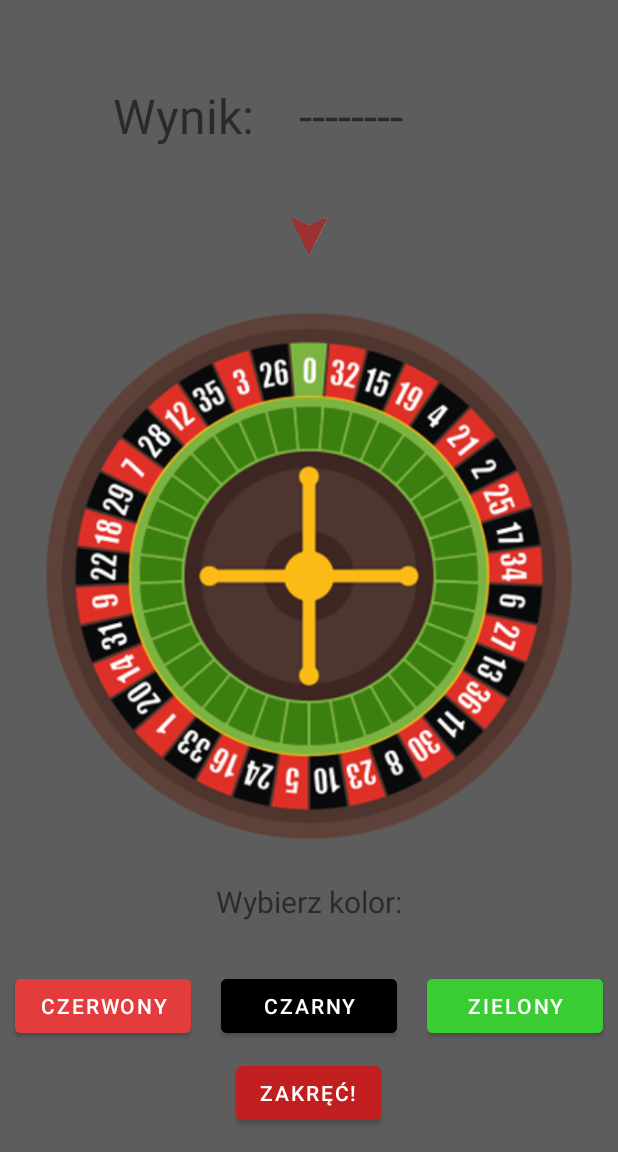
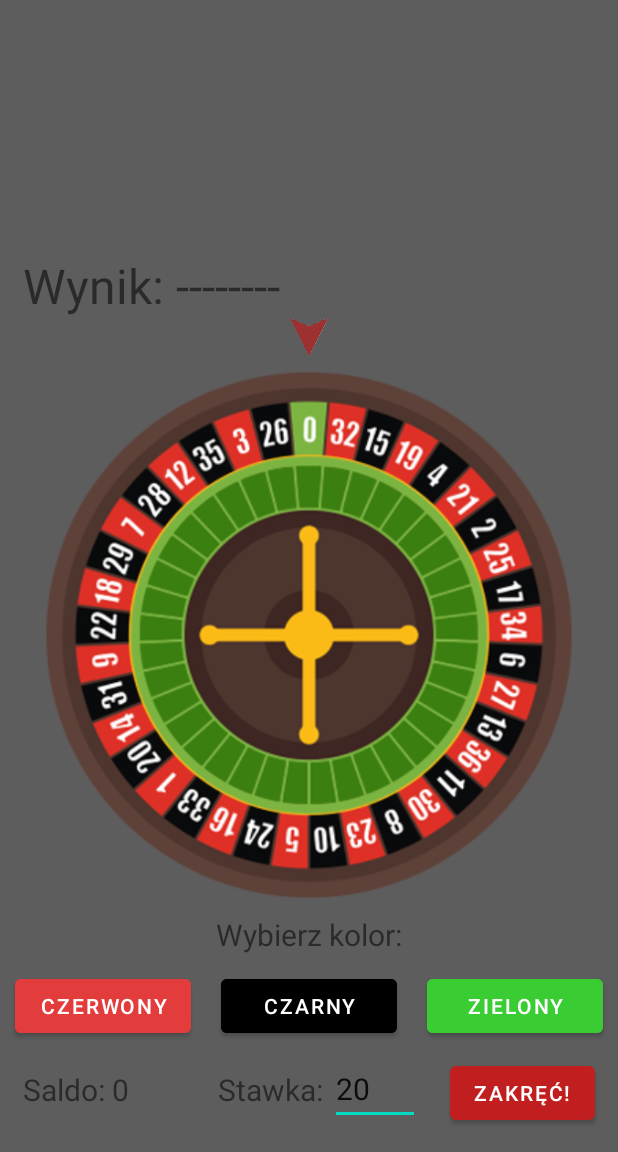
Before and after one commit to Michali0/cashino, an Android app: the RouletteFragment screen opened directly, with no data from a screen before it, on a phone screen of 412 x 824 dp, the part 84-1236 px from its top. Run offline under Robolectric (Android 15) with nearby library versions, the phone set to English and light mode, and no system bars; our stand-ins replace Firebase (no records; nobody signed in at launch, a user with empty details on screens opened directly); 1 statement that could not run was skipped.

Commit message:
Dodane saldo i stawka do ruletki, zmiany strukturalne ruletki oraz naprawiony crash podczas logowania

```diff
--- a/app/src/main/java/pl/wincenciuk/cashino/MainActivity.kt
+++ b/app/src/main/java/pl/wincenciuk/cashino/MainActivity.kt
@@ -33,13 +33,14 @@ class MainActivity : AppCompatActivity() {
         binding.btnLogin.setOnClickListener {
             val email = findViewById<EditText>(R.id.loginEt).text.toString()
             val pass = findViewById<EditText>(R.id.textPasswordEt).text.toString()
+            if (email != "" && pass != "") {
                 auth.signInWithEmailAndPassword(email, pass)
                     .addOnCompleteListener(this) { task ->
                         if (task.isSuccessful) {
                             Log.d(TAG, "signInWithEmail:success")
                             val user = auth.currentUser
                             findViewById<EditText>(R.id.textPasswordEt).text.clear()
-                        val intent = Intent (this@MainActivity, HomeActivity::class.java)
+                            val intent = Intent(this@MainActivity, HomeActivity::class.java)
                             startActivity(intent)
                         } else {
                             Log.w(TAG, "signInWithEmail:failure", task.exception)
@@ -51,7 +52,13 @@ class MainActivity : AppCompatActivity() {
                             findViewById<EditText>(R.id.textPasswordEt).text.clear()
                         }
                     }
-
+            } else {
+                Toast.makeText(
+                    baseContext,
+                    "Puste pole logowania",
+                    Toast.LENGTH_SHORT,
+                ).show()
             }
         }
     }
+}
--- a/app/src/main/java/pl/wincenciuk/cashino/RouletteFragment.kt
+++ b/app/src/main/java/pl/wincenciuk/cashino/RouletteFragment.kt
@@ -10,9 +10,13 @@ import android.view.animation.Animation
 import android.view.animation.DecelerateInterpolator
 import android.view.animation.RotateAnimation
 import android.widget.Button
+import android.widget.EditText
 import android.widget.ImageView
 import android.widget.TextView
 import android.widget.Toast
+import com.google.firebase.auth.ktx.auth
+import com.google.firebase.database.*
+import com.google.firebase.ktx.Firebase
 import java.util.*
 
 
@@ -30,12 +34,15 @@ class RouletteFragment : Fragment() {
     private val RANDOM = Random()
     private var degree = 0
     private var degreeOld = 0
+    private var saldo = 0
 
     private val HALF_SECTOR = 360f / 37f / 2f
 
     private lateinit var spinBtn: Button
     private lateinit var resultTv: TextView
+    private lateinit var saldoT: TextView
     private lateinit var wheel: ImageView
+    private lateinit var stawka: EditText
 
     private var selectedColor: String? = null
 
@@ -47,6 +54,8 @@ class RouletteFragment : Fragment() {
         val redBtn: Button = view.findViewById(R.id.btnRed)
         val greenBtn: Button = view.findViewById(R.id.btnGreen)
 
+        readSaldo()
+
         blackBtn.setOnClickListener { selectColor("BLACK") }
         redBtn.setOnClickListener { selectColor("RED") }
         greenBtn.setOnClickListener { selectColor("GREEN") }
@@ -54,6 +63,8 @@ class RouletteFragment : Fragment() {
         spinBtn = view.findViewById(R.id.spinBtn2)
         resultTv = view.findViewById(R.id.resultTv2)
         wheel = view.findViewById(R.id.wheel2)
+        saldoT = view.findViewById(R.id.saldoText)
+        stawka = view.findViewById(R.id.stawkaText)
 
         spinBtn.setOnClickListener { spin(it) }
 
@@ -66,6 +77,12 @@ class RouletteFragment : Fragment() {
     }
 
     private fun spin(v: View) {
+        val stawkaA = stawka.text.toString().toInt()
+        readSaldo()
+        if (stawkaA > saldo || stawkaA < 1) {
+            Toast.makeText(requireContext(), "Niepoprawna stawka", Toast.LENGTH_SHORT).show()
+            return
+        }
         if (selectedColor.isNullOrEmpty()) {
             Toast.makeText(requireContext(), "Proszę najpierw wybrać kolor", Toast.LENGTH_SHORT).show()
             return
@@ -93,9 +110,16 @@ class RouletteFragment : Fragment() {
 
                 if (selectedColor.equals(resultTv.text.toString().split(" ")[0], ignoreCase = true)) {
                     Toast.makeText(requireContext(), "Wygrałeś!", Toast.LENGTH_SHORT).show()
+                    if (resultTv.text.toString().split(" ")[0] == "GREEN") {
+                        writeSaldo(5*stawkaA)
+                    } else {
+                        writeSaldo(2*stawkaA)
+                    }
                 } else {
                     Toast.makeText(requireContext(), "Przegrałeś, spróbuj jeszcze raz!", Toast.LENGTH_SHORT).show()
+                    writeSaldo(-stawkaA)
                 }
+                readSaldo()
             }
 
             override fun onAnimationRepeat(animation: Animation) {}
@@ -121,4 +145,34 @@ class RouletteFragment : Fragment() {
 
         return text
     }
+
+    fun readSaldo() {
+        val database = FirebaseDatabase.getInstance("https://cashino-rrww-default-rtdb.europe-west1.firebasedatabase.app")
+        val user = Firebase.auth.currentUser
+        val ref = user?.let { database.getReference(it.uid) }
+
+        if (ref != null) {
+            ref.addValueEventListener(object : ValueEventListener {
+                override fun onDataChange(snapshot: DataSnapshot) {
+                    saldo = snapshot.getValue(Int::class.java)!!
+                    saldoT.text = saldo.toString()
+                }
+
+                override fun onCancelled(error: DatabaseError) {
+                    Toast.makeText(
+                        requireContext(),
+                        "Błąd odczytu z bazy",
+                        Toast.LENGTH_SHORT,
+                    ).show()
+                }
+            })
+        }
+    }
+
+    fun writeSaldo(stawka: Int) {
+        val database =
+            FirebaseDatabase.getInstance("https://cashino-rrww-default-rtdb.europe-west1.firebasedatabase.app")
+        val user = Firebase.auth.currentUser
+        user?.let { database.getReference(it.uid) }?.setValue(saldo + stawka)
+    }
 }
--- a/app/src/main/res/layout/fragment_roulette.xml
+++ b/app/src/main/res/layout/fragment_roulette.xml
@@ -11,60 +11,98 @@
         android:layout_width="wrap_content"
         android:layout_height="wrap_content"
         android:layout_alignParentBottom="true"
-        android:layout_centerHorizontal="true"
+        android:layout_alignParentRight="true"
         android:text="@string/btnText"
-        android:layout_marginBottom="15dp"/>
-
-    <LinearLayout
-        android:layout_width="wrap_content"
-        android:layout_height="wrap_content">
+        android:layout_marginBottom="15dp"
+        android:layout_marginRight="15dp"/>
 
         <TextView
+            android:id="@+id/wynikW"
             android:layout_width="wrap_content"
             android:layout_height="wrap_content"
-            android:text="Wynik:"
+            android:text="Wynik: "
             android:textSize="32sp"
-            android:layout_marginLeft="75dp"
-            android:layout_marginTop="55dp"/>
+            android:layout_marginLeft="15dp"
+            android:layout_above="@+id/pointerSpin"/>
         <TextView
         android:id="@+id/resultTv2"
         android:layout_width="wrap_content"
         android:layout_height="wrap_content"
-        android:layout_marginTop="55dp"
-        android:layout_marginLeft="30dp"
+        android:layout_toEndOf="@+id/wynikW"
+        android:layout_above="@+id/pointerSpin"
         android:textSize="32sp"
         android:text="--------"/>
-    </LinearLayout>
 
 
     <ImageView
         android:id="@+id/wheel2"
         android:layout_width="wrap_content"
-        android:layout_height="match_parent"
+        android:layout_height="wrap_content"
         android:layout_centerInParent="true"
         android:layout_marginLeft="20dp"
         android:layout_marginRight="20dp"
         android:adjustViewBounds="true"
         android:scaleType="centerInside"
+        android:layout_above="@id/wybKolor"
         android:src="@drawable/roulette_wheel" />
 
     <ImageView
+        android:id="@+id/pointerSpin"
         android:layout_width="25dp"
         android:layout_height="25dp"
         android:layout_centerHorizontal="true"
         android:layout_above="@id/wheel2"
-        android:layout_marginBottom="-170dp"
         android:src="@drawable/roulette_pointer4"/>
-
     <TextView
+        android:id="@+id/saldoS"
+        android:layout_width="wrap_content"
+        android:layout_height="wrap_content"
+        android:text="Saldo: "
+        android:textSize="20sp"
+        android:layout_marginBottom="28dp"
+        android:layout_marginLeft="15dp"
+        android:layout_alignParentBottom="true"
+        android:layout_alignParentLeft="true"/>
+    <TextView
+        android:id="@+id/saldoText"
+        android:layout_width="wrap_content"
+        android:layout_height="wrap_content"
+        android:layout_toEndOf="@+id/saldoS"
+        android:layout_alignParentBottom="true"
+        android:layout_marginBottom="28dp"
+        android:layout_marginRight="20dp"
+        android:textSize="20sp"
+        android:text="----------"/>
+    <TextView
+        android:id="@+id/stawkaS"
+        android:layout_width="wrap_content"
+        android:layout_height="wrap_content"
+        android:text="Stawka: "
+        android:textSize="20sp"
+        android:layout_toStartOf="@id/stawkaText"
+        android:layout_marginBottom="28dp"
+        android:layout_alignParentBottom="true"/>
+    <EditText
+        android:id="@+id/stawkaText"
+        android:inputType="number"
+        android:layout_width="60dp"
+        android:layout_height="wrap_content"
+        android:layout_toStartOf="@id/spinBtn2"
+        android:layout_alignParentBottom="true"
+        android:layout_marginBottom="18dp"
+        android:layout_marginRight="20dp"
+        android:textSize="20sp"
+        android:text="20"/>
+    <TextView
+        android:id="@+id/wybKolor"
         android:layout_width="wrap_content"
         android:layout_height="wrap_content"
         android:text="Wybierz kolor:"
         android:textSize="20sp"
-        android:layout_above="@id/spinBtn2"
-        android:layout_marginBottom="90dp"
+        android:layout_above="@id/linearBottom"
         android:layout_centerHorizontal="true"/>
     <LinearLayout
+        android:id="@+id/linearBottom"
         android:layout_width="match_parent"
         android:layout_height="wrap_content"
         android:layout_above="@id/spinBtn2">
```
Lines whose indentation alone changed are shown as unchanged.
